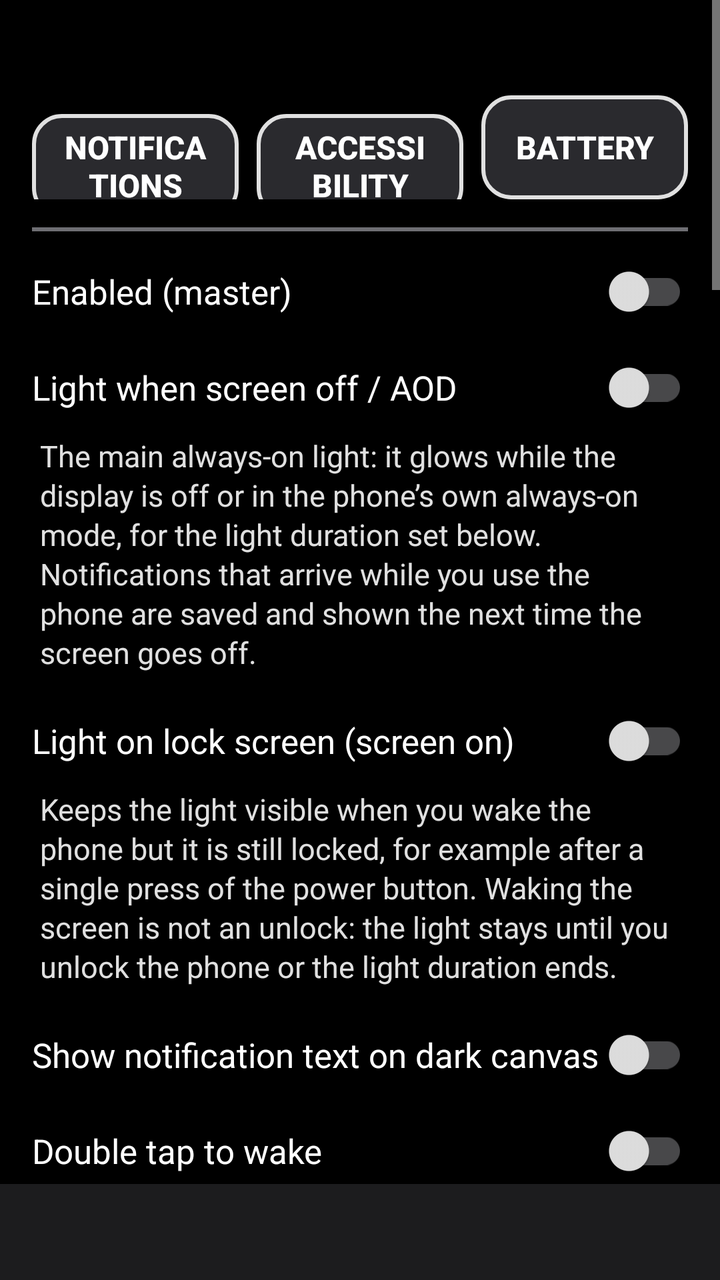
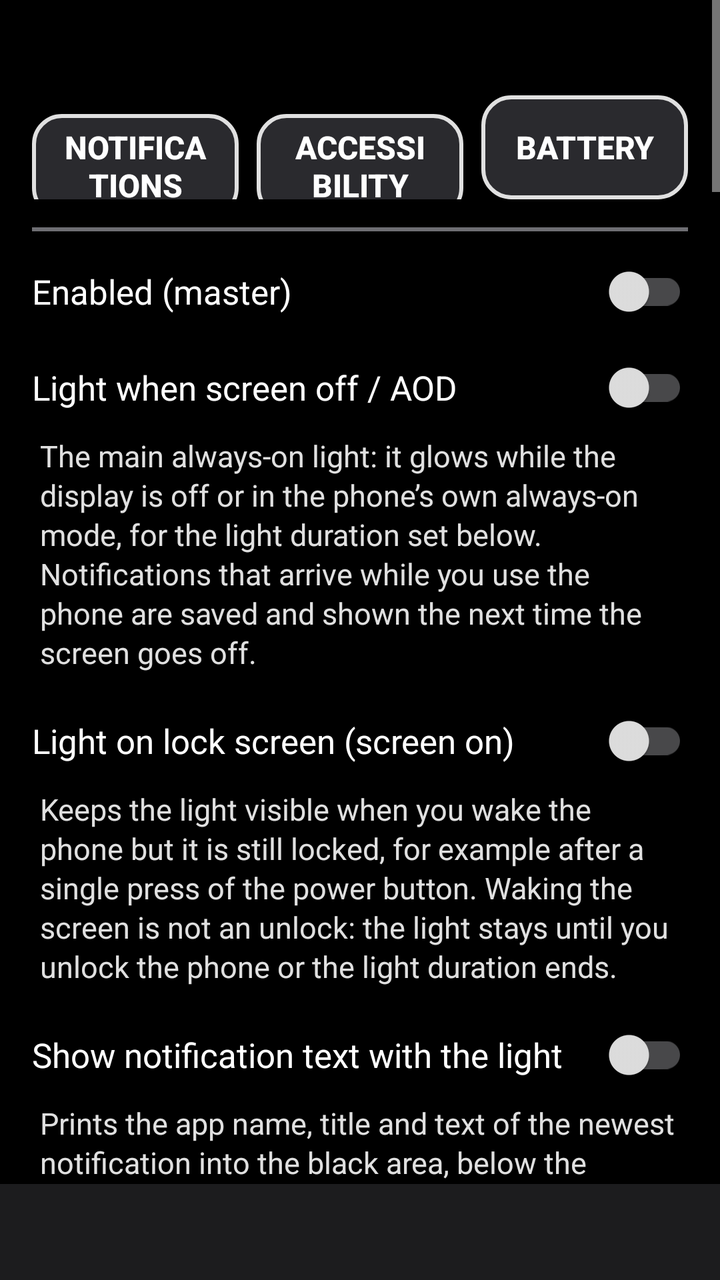

Before-and-after screenshots of an Android layout around one commit, followed by the original layout XML and the change that was made.
<!-- AndroidManifest.xml: application theme Theme.AoD -->
<!-- res/layout/activity_main.xml -->
<?xml version="1.0" encoding="utf-8"?>
<LinearLayout xmlns:android="http://schemas.android.com/apk/res/android"
    xmlns:app="http://schemas.android.com/apk/res-auto"
    android:layout_width="match_parent"
    android:layout_height="match_parent"
    android:background="@color/hc_bg"
    android:orientation="vertical">

    <ScrollView
        android:layout_width="match_parent"
        android:layout_height="0dp"
        android:layout_weight="1"
        android:fillViewport="true"
        android:scrollbarStyle="outsideOverlay">

        <LinearLayout
            android:layout_width="match_parent"
            android:layout_height="wrap_content"
            android:orientation="vertical"
            android:padding="16dp">

            <TextView
                android:id="@+id/status_text"
                android:layout_width="match_parent"
                android:layout_height="wrap_content"
                android:textColor="@color/hc_text"
                android:textSize="16sp"
                android:textStyle="bold"
                android:typeface="monospace"
                android:paddingBottom="10dp" />

            <LinearLayout
                android:layout_width="match_parent"
                android:layout_height="wrap_content"
                android:orientation="horizontal">

                <Button
                    android:id="@+id/btn_notif_access"
                    style="@style/BtnSecondary"
                    android:layout_width="0dp"
                    android:layout_weight="1"
                    android:layout_marginEnd="6dp"
                    android:text="@string/btn_notif_access" />

                <Button
                    android:id="@+id/btn_accessibility"
                    style="@style/BtnSecondary"
                    android:layout_width="0dp"
                    android:layout_weight="1"
                    android:layout_marginStart="3dp"
                    android:layout_marginEnd="3dp"
                    android:text="@string/btn_accessibility" />

                <Button
                    android:id="@+id/btn_battery"
                    style="@style/BtnSecondary"
                    android:layout_width="0dp"
                    android:layout_weight="1"
                    android:layout_marginStart="6dp"
                    android:text="@string/btn_battery" />
            </LinearLayout>

            <Button
                android:id="@+id/btn_auto_enable"
                style="@style/BtnPrimary"
                android:layout_width="match_parent"
                android:layout_marginTop="8dp"
                android:visibility="gone"
                android:text="@string/btn_auto_enable" />

            <View android:layout_width="match_parent" android:layout_height="2dp"
                android:layout_marginTop="14dp" android:layout_marginBottom="6dp"
                android:background="@color/hc_border" />

            <androidx.appcompat.widget.SwitchCompat android:id="@+id/sw_enabled" style="@style/SettingSwitch"
                app:thumbTint="@color/switch_thumb" app:trackTint="@color/switch_track"
                android:text="@string/set_enabled" />
            <androidx.appcompat.widget.SwitchCompat android:id="@+id/sw_aod_light" style="@style/SettingSwitch"
                app:thumbTint="@color/switch_thumb" app:trackTint="@color/switch_track"
                android:text="@string/set_aod_light" />
            <TextView style="@style/SettingSummary" android:text="@string/set_aod_light_sum" />
            <androidx.appcompat.widget.SwitchCompat android:id="@+id/sw_screen_on_light" style="@style/SettingSwitch"
                app:thumbTint="@color/switch_thumb" app:trackTint="@color/switch_track"
                android:text="@string/set_screen_on_light" />
            <TextView style="@style/SettingSummary" android:text="@string/set_screen_on_light_sum" />
            <androidx.appcompat.widget.SwitchCompat android:id="@+id/sw_preview" style="@style/SettingSwitch"
                app:thumbTint="@color/switch_thumb" app:trackTint="@color/switch_track"
                android:text="@string/set_preview" />
            <androidx.appcompat.widget.SwitchCompat android:id="@+id/sw_double_tap" style="@style/SettingSwitch"
                app:thumbTint="@color/switch_thumb" app:trackTint="@color/switch_track"
                android:text="@string/set_double_tap" />
            <androidx.appcompat.widget.SwitchCompat android:id="@+id/sw_clear_unlock" style="@style/SettingSwitch"
                app:thumbTint="@color/switch_thumb" app:trackTint="@color/switch_track"
                android:text="@string/set_clear_unlock" />
            <androidx.appcompat.widget.SwitchCompat android:id="@+id/sw_relight_relock" style="@style/SettingSwitch"
                app:thumbTint="@color/switch_thumb" app:trackTint="@color/switch_track"
                android:text="@string/set_relight_relock" />
            <TextView style="@style/SettingSummary" android:text="@string/set_relight_relock_sum" />

            <View android:layout_width="match_parent" android:layout_height="2dp"
                android:layout_marginTop="10dp" android:layout_marginBottom="6dp"
                android:background="@color/hc_border" />

            <TextView style="@style/SectionLabel" android:text="@string/sec_appearance" />

            <LinearLayout android:layout_width="match_parent" android:layout_height="wrap_content"
                android:orientation="horizontal" android:gravity="center_vertical"
                android:minHeight="48dp">
                <TextView style="@style/InlineLabel" android:text="@string/set_style"
                    android:labelFor="@+id/sp_style" />
                <Spinner android:id="@+id/sp_style" android:layout_width="0dp"
                    android:layout_height="wrap_content" android:layout_weight="1"
                    android:backgroundTint="@color/hc_accent" />
            </LinearLayout>

            <LinearLayout android:layout_width="match_parent" android:layout_height="wrap_content"
                android:orientation="horizontal" android:gravity="center_vertical"
                android:minHeight="48dp">
                <TextView style="@style/InlineLabel" android:text="@string/set_anim"
                    android:labelFor="@+id/sp_anim" />
                <Spinner android:id="@+id/sp_anim" android:layout_width="0dp"
                    android:layout_height="wrap_content" android:layout_weight="1"
                    android:backgroundTint="@color/hc_accent" />
            </LinearLayout>

            <TextView style="@style/SliderLabel" android:text="@string/set_color" />
            <LinearLayout
                android:id="@+id/color_row"
                android:layout_width="match_parent"
                android:layout_height="wrap_content"
                android:orientation="horizontal"
                android:layout_marginTop="4dp" />

            <androidx.appcompat.widget.SwitchCompat android:id="@+id/sw_auto_color" style="@style/SettingSwitch"
                app:thumbTint="@color/switch_thumb" app:trackTint="@color/switch_track"
                android:text="@string/set_auto_color" />
            <androidx.appcompat.widget.SwitchCompat android:id="@+id/sw_eco" style="@style/SettingSwitch"
                app:thumbTint="@color/switch_thumb" app:trackTint="@color/switch_track"
                android:text="@string/set_eco" />

            <TextView android:id="@+id/lbl_timeout" style="@style/SliderLabel"
                android:labelFor="@+id/sb_timeout" />
            <SeekBar android:id="@+id/sb_timeout" android:layout_width="match_parent"
                android:layout_height="wrap_content" android:minHeight="48dp"
                android:max="290"
                android:progressTint="@color/hc_accent" android:thumbTint="@color/hc_accent"
                android:secondaryProgressTint="@color/hc_border" />

            <TextView android:id="@+id/lbl_brightness" style="@style/SliderLabel"
                android:labelFor="@+id/sb_brightness" />
            <SeekBar android:id="@+id/sb_brightness" android:layout_width="match_parent"
                android:layout_height="wrap_content" android:minHeight="48dp"
                android:max="95"
                android:progressTint="@color/hc_accent" android:thumbTint="@color/hc_accent"
                android:secondaryProgressTint="@color/hc_border" />

            <TextView android:id="@+id/lbl_stroke" style="@style/SliderLabel"
                android:labelFor="@+id/sb_stroke" />
            <SeekBar android:id="@+id/sb_stroke" android:layout_width="match_parent"
                android:layout_height="wrap_content" android:minHeight="48dp"
                android:max="14"
                android:progressTint="@color/hc_accent" android:thumbTint="@color/hc_accent"
                android:secondaryProgressTint="@color/hc_border" />

            <TextView android:id="@+id/lbl_speed" style="@style/SliderLabel"
                android:labelFor="@+id/sb_speed" />
            <SeekBar android:id="@+id/sb_speed" android:layout_width="match_parent"
                android:layout_height="wrap_content" android:minHeight="48dp"
                android:max="37"
                android:progressTint="@color/hc_accent" android:thumbTint="@color/hc_accent"
                android:secondaryProgressTint="@color/hc_border" />

            <androidx.appcompat.widget.SwitchCompat android:id="@+id/sw_interval" style="@style/SettingSwitch"
                app:thumbTint="@color/switch_thumb" app:trackTint="@color/switch_track"
                android:text="@string/set_interval" />

            <LinearLayout android:layout_width="match_parent" android:layout_height="wrap_content"
                android:orientation="horizontal" android:gravity="center_vertical">
                <TextView style="@style/InlineLabel" android:text="@string/set_interval_on"
                    android:labelFor="@+id/et_interval_on" />
                <EditText android:id="@+id/et_interval_on" style="@style/NumberInput" />
                <TextView style="@style/InlineLabel" android:text="@string/set_interval_off"
                    android:labelFor="@+id/et_interval_off" android:paddingStart="16dp" />
                <EditText android:id="@+id/et_interval_off" style="@style/NumberInput" />
            </LinearLayout>

            <View android:layout_width="match_parent" android:layout_height="2dp"
                android:layout_marginTop="14dp" android:layout_marginBottom="6dp"
                android:background="@color/hc_border" />

            <TextView style="@style/SectionLabel" android:text="@string/sec_behavior" />

            <androidx.appcompat.widget.SwitchCompat android:id="@+id/sw_night" style="@style/SettingSwitch"
                app:thumbTint="@color/switch_thumb" app:trackTint="@color/switch_track"
                android:text="@string/set_night" />

            <LinearLayout android:layout_width="match_parent" android:layout_height="wrap_content"
                android:orientation="horizontal" android:gravity="center_vertical">
                <TextView style="@style/InlineLabel" android:text="@string/set_night_start"
                    android:labelFor="@+id/et_night_start" />
                <EditText android:id="@+id/et_night_start" style="@style/TimeInput" />
                <TextView style="@style/InlineLabel" android:text="@string/set_night_end"
                    android:labelFor="@+id/et_night_end" android:paddingStart="16dp" />
                <EditText android:id="@+id/et_night_end" style="@style/TimeInput" />
            </LinearLayout>

            <androidx.appcompat.widget.SwitchCompat android:id="@+id/sw_dnd" style="@style/SettingSwitch"
                app:thumbTint="@color/switch_thumb" app:trackTint="@color/switch_track"
                android:text="@string/set_dnd" />
            <androidx.appcompat.widget.SwitchCompat android:id="@+id/sw_battery_light" style="@style/SettingSwitch"
                app:thumbTint="@color/switch_thumb" app:trackTint="@color/switch_track"
                android:text="@string/set_battery_light" />
            <androidx.appcompat.widget.SwitchCompat android:id="@+id/sw_ignore_persistent" style="@style/SettingSwitch"
                app:thumbTint="@color/switch_thumb" app:trackTint="@color/switch_track"
                android:text="@string/set_ignore_persistent" />

            <LinearLayout android:layout_width="match_parent" android:layout_height="wrap_content"
                android:orientation="horizontal" android:gravity="center_vertical"
                android:minHeight="48dp">
                <TextView style="@style/InlineLabel" android:text="@string/set_filter"
                    android:labelFor="@+id/sp_filter" />
                <Spinner android:id="@+id/sp_filter" android:layout_width="0dp"
                    android:layout_height="wrap_content" android:layout_weight="1"
                    android:backgroundTint="@color/hc_accent" />
            </LinearLayout>

            <Button android:id="@+id/btn_select_apps" style="@style/BtnPrimary"
                android:layout_width="match_parent" android:layout_marginTop="6dp"
                android:text="@string/btn_select_apps" />

            <View android:layout_width="match_parent" android:layout_height="2dp"
                android:layout_marginTop="14dp" android:layout_marginBottom="6dp"
                android:background="@color/hc_border" />

            <TextView style="@style/SectionLabel" android:text="@string/sec_cutout" />

            <Button android:id="@+id/btn_detect_cutout" style="@style/BtnSecondary"
                android:layout_width="match_parent"
                android:text="@string/btn_detect_cutout" />

            <TextView android:id="@+id/lbl_cutout_x" style="@style/SliderLabel"
                android:labelFor="@+id/sb_cutout_x" />
            <SeekBar android:id="@+id/sb_cutout_x" android:layout_width="match_parent"
                android:layout_height="wrap_content" android:minHeight="48dp"
                android:max="200"
                android:progressTint="@color/hc_accent" android:thumbTint="@color/hc_accent" />

            <TextView android:id="@+id/lbl_cutout_y" style="@style/SliderLabel"
                android:labelFor="@+id/sb_cutout_y" />
            <SeekBar android:id="@+id/sb_cutout_y" android:layout_width="match_parent"
                android:layout_height="wrap_content" android:minHeight="48dp"
                android:max="200"
                android:progressTint="@color/hc_accent" android:thumbTint="@color/hc_accent" />

            <TextView android:id="@+id/lbl_cutout_scale" style="@style/SliderLabel"
                android:labelFor="@+id/sb_cutout_scale" />
            <SeekBar android:id="@+id/sb_cutout_scale" android:layout_width="match_parent"
                android:layout_height="wrap_content" android:minHeight="48dp"
                android:max="150"
                android:progressTint="@color/hc_accent" android:thumbTint="@color/hc_accent" />

            <LinearLayout android:layout_width="match_parent" android:layout_height="wrap_content"
                android:orientation="horizontal" android:layout_marginTop="16dp">
                <Button android:id="@+id/btn_test" style="@style/BtnPrimary"
                    android:layout_width="0dp" android:layout_weight="1"
                    android:layout_marginEnd="6dp"
                    android:text="@string/btn_test" />
                <Button android:id="@+id/btn_hide" style="@style/BtnSecondary"
                    android:layout_width="0dp" android:layout_weight="1"
                    android:layout_marginStart="6dp"
                    android:text="@string/btn_hide" />
            </LinearLayout>

            <Button android:id="@+id/btn_toggle_log" style="@style/BtnSecondary"
                android:layout_width="match_parent" android:layout_marginTop="10dp"
                android:text="@string/log_show" />
        </LinearLayout>
    </ScrollView>

    <TextView
        android:id="@+id/debug_text"
        android:layout_width="match_parent"
        android:layout_height="130dp"
        android:visibility="gone"
        android:text=""
        android:textAlignment="textStart"
        android:textColor="@color/hc_text_dim"
        android:textSize="13sp"
        android:typeface="monospace"
        android:gravity="bottom"
        android:paddingStart="10dp"
        android:paddingEnd="10dp"
        android:background="@color/hc_surface" />

    <androidx.recyclerview.widget.RecyclerView
        android:id="@+id/recyclerView"
        android:layout_width="match_parent"
        android:layout_height="48dp"
        android:layout_gravity="start"
        android:background="@color/hc_surface"
        android:nestedScrollingEnabled="false"
        android:overScrollMode="never" />

</LinearLayout>
<!-- resources referenced by this layout -->
<resources>
  <color name="hc_accent">#FF00E5FF</color>
  <color name="hc_bg">#FF000000</color>
  <color name="hc_border">#FF6E6E73</color>
  <color name="hc_surface">#FF1C1C1E</color>
  <color name="hc_text">#FFFFFFFF</color>
  <color name="hc_text_dim">#FFE0E0E0</color>
  <string name="btn_battery">Battery</string>
  <string name="btn_hide">Hide</string>
  <string name="btn_notif_access">Notifications</string>
  <string name="btn_select_apps">Choose apps…</string>
  <string name="btn_test">Test light</string>
  <string name="log_show">Show debug log</string>
  <string name="sec_appearance">Appearance</string>
  <string name="sec_behavior">Behavior</string>
  <string name="set_anim">Animation</string>
  <string name="set_color">Light color</string>
  <string name="set_dnd">Respect Do Not Disturb</string>
  <string name="set_eco">ECO mode (fewer frames)</string>
  <string name="set_enabled">Enabled (master)</string>
  <string name="set_filter">Apps</string>
  <string name="set_interval_off">Off (s)</string>
  <string name="set_interval_on">On (s)</string>
  <string name="set_night">Night quiet hours</string>
  <string name="set_night_end">To</string>
  <string name="set_night_start">From</string>
  <string name="set_preview">Show notification text on dark canvas</string>
  <string name="set_style">Style</string>
  <color name="hc_on_accent">#FF000000</color>
  <color name="black">#FF000000</color>
  <color name="hc_surface2">#FF2A2A2E</color>
  <!-- unchanged entries left out for length: 30 -->
</resources>

<!-- the commit's change to res/layout/activity_main.xml (unified diff, before → after) -->
@@ -86,9 +86,11 @@
             <androidx.appcompat.widget.SwitchCompat android:id="@+id/sw_preview" style="@style/SettingSwitch"
                 app:thumbTint="@color/switch_thumb" app:trackTint="@color/switch_track"
                 android:text="@string/set_preview" />
+            <TextView style="@style/SettingSummary" android:text="@string/set_preview_sum" />
             <androidx.appcompat.widget.SwitchCompat android:id="@+id/sw_double_tap" style="@style/SettingSwitch"
                 app:thumbTint="@color/switch_thumb" app:trackTint="@color/switch_track"
                 android:text="@string/set_double_tap" />
+            <TextView style="@style/SettingSummary" android:text="@string/set_double_tap_sum" />
             <androidx.appcompat.widget.SwitchCompat android:id="@+id/sw_clear_unlock" style="@style/SettingSwitch"
                 app:thumbTint="@color/switch_thumb" app:trackTint="@color/switch_track"
                 android:text="@string/set_clear_unlock" />
@@ -96,6 +98,10 @@
                 app:thumbTint="@color/switch_thumb" app:trackTint="@color/switch_track"
                 android:text="@string/set_relight_relock" />
             <TextView style="@style/SettingSummary" android:text="@string/set_relight_relock_sum" />
+            <androidx.appcompat.widget.SwitchCompat android:id="@+id/sw_canvas_fallback" style="@style/SettingSwitch"
+                app:thumbTint="@color/switch_thumb" app:trackTint="@color/switch_track"
+                android:text="@string/set_canvas_fallback" />
+            <TextView style="@style/SettingSummary" android:text="@string/set_canvas_fallback_sum" />
 
             <View android:layout_width="match_parent" android:layout_height="2dp"
                 android:layout_marginTop="10dp" android:layout_marginBottom="6dp"
@@ -183,6 +189,42 @@
                     android:labelFor="@+id/et_interval_off" android:paddingStart="16dp" />
                 <EditText android:id="@+id/et_interval_off" style="@style/NumberInput" />
             </LinearLayout>
+
+            <View android:layout_width="match_parent" android:layout_height="2dp"
+                android:layout_marginTop="14dp" android:layout_marginBottom="6dp"
+                android:background="@color/hc_border" />
+
+            <TextView style="@style/SectionLabel" android:text="@string/sec_icons" />
+            <TextView style="@style/SettingSummary" android:text="@string/sec_icons_sum" />
+
+            <LinearLayout android:layout_width="match_parent" android:layout_height="wrap_content"
+                android:orientation="horizontal" android:gravity="center_vertical"
+                android:minHeight="48dp">
+                <TextView style="@style/InlineLabel" android:text="@string/set_icon_tint"
+                    android:labelFor="@+id/sp_icon_tint" />
+                <Spinner android:id="@+id/sp_icon_tint" android:layout_width="0dp"
+                    android:layout_height="wrap_content" android:layout_weight="1"
+                    android:backgroundTint="@color/hc_accent" />
+            </LinearLayout>
+            <TextView style="@style/SettingSummary" android:text="@string/set_icon_tint_sum" />
+
+            <TextView android:id="@+id/lbl_icon_size" style="@style/SliderLabel"
+                android:labelFor="@+id/sb_icon_size" />
+            <SeekBar android:id="@+id/sb_icon_size" android:layout_width="match_parent"
+                android:layout_height="wrap_content" android:minHeight="48dp"
+                android:max="72"
+                android:progressTint="@color/hc_accent" android:thumbTint="@color/hc_accent"
+                android:secondaryProgressTint="@color/hc_border" />
+
+            <androidx.appcompat.widget.SwitchCompat android:id="@+id/sw_icon_plate" style="@style/SettingSwitch"
+                app:thumbTint="@color/switch_thumb" app:trackTint="@color/switch_track"
+                android:text="@string/set_icon_plate" />
+            <TextView style="@style/SettingSummary" android:text="@string/set_icon_plate_sum" />
+
+            <androidx.appcompat.widget.SwitchCompat android:id="@+id/sw_icon_shift" style="@style/SettingSwitch"
+                app:thumbTint="@color/switch_thumb" app:trackTint="@color/switch_track"
+                android:text="@string/set_icon_shift" />
+            <TextView style="@style/SettingSummary" android:text="@string/set_icon_shift_sum" />
 
             <View android:layout_width="match_parent" android:layout_height="2dp"
                 android:layout_marginTop="14dp" android:layout_marginBottom="6dp"
<!-- resource entries referenced after the edit -->
@@ -14,18 +14,30 @@
   <string name="log_show">Show debug log</string>
   <string name="sec_appearance">Appearance</string>
   <string name="sec_behavior">Behavior</string>
+  <string name="sec_icons">App icons instead of a light</string>
+  <string name="sec_icons_sum">Used when the style above is set to \u201cApp icons\u201d. The icons of the apps that have a notification are shown on the black screen instead of a ring, edge or dot. They are completely still: nothing pulses, flashes or blinks, and the screen is redrawn only when the icons move. With no notification the screen stays completely black. The icons belong to the dark always-on screen; while the phone is awake on the lock screen its own clock is left alone.</string>
   <string name="set_anim">Animation</string>
+  <string name="set_canvas_fallback">Fallback dark canvas (phones without AOD)</string>
+  <string name="set_canvas_fallback_sum">Leave this OFF if your phone has its own always-on display. It is only for phones that show nothing when the display is off: it opens a very dim black screen so the light has something to sit on. That screen keeps the panel awake, so while a light is showing the power button may not turn the display off. With this off, the light and the black background are drawn without waking anything.</string>
   <string name="set_color">Light color</string>
   <string name="set_dnd">Respect Do Not Disturb</string>
+  <string name="set_double_tap_sum">Two quick taps anywhere wake the phone. This works on the fallback dark canvas below, because only that canvas can receive touches.</string>
   <string name="set_eco">ECO mode (fewer frames)</string>
   <string name="set_enabled">Enabled (master)</string>
   <string name="set_filter">Apps</string>
+  <string name="set_icon_plate">Background plate behind icons</string>
+  <string name="set_icon_plate_sum">Draws a rounded plate behind every icon, which helps icons with transparent or busy artwork stand out. Black icons always get a light plate, whatever this switch says.</string>
+  <string name="set_icon_shift">Move icons slowly (burn-in protection)</string>
+  <string name="set_icon_shift_sum">A still image can burn into an OLED panel. With this on, the whole icon block drifts a few pixels about once a minute, so no pixel stays lit in the same place. Turn it off only if you want the icons pinned to one spot.</string>
+  <string name="set_icon_tint">Icon color</string>
+  <string name="set_icon_tint_sum">Original colors keeps the artwork as it is. White turns each icon into a light monochrome glyph, which is the calmest look on a black screen. Black is the inverted form and is always drawn on a light plate so it stays visible.</string>
   <string name="set_interval_off">Off (s)</string>
   <string name="set_interval_on">On (s)</string>
   <string name="set_night">Night quiet hours</string>
   <string name="set_night_end">To</string>
   <string name="set_night_start">From</string>
-  <string name="set_preview">Show notification text on dark canvas</string>
+  <string name="set_preview">Show notification text with the light</string>
+  <string name="set_preview_sum">Prints the app name, title and text of the newest notification into the black area, below the light or the app icons. The overlay draws it, so the display is never woken up for it. With no notification the screen stays completely black.</string>
   <string name="set_style">Style</string>
   <color name="hc_on_accent">#FF000000</color>
   <color name="black">#FF000000</color>
